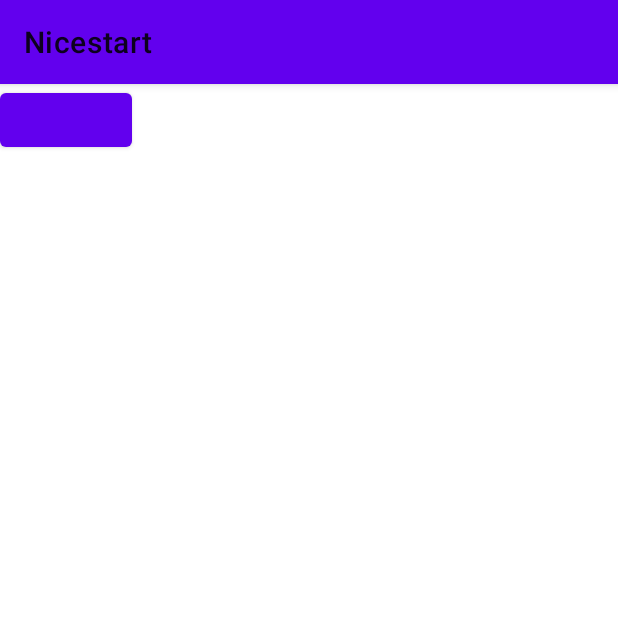
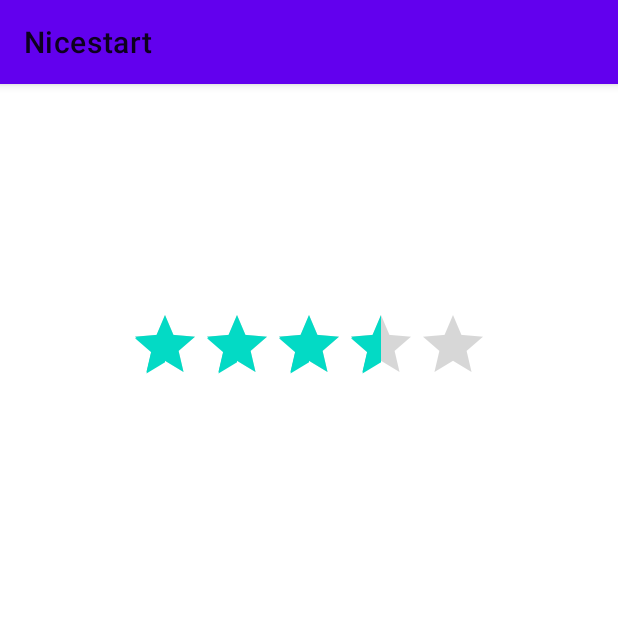
Before and after one commit to rodrione10/Nicestart, an Android app: the screen it shows after launch (MainActivity), after a tap on "LOGIN", on a phone screen of 412 x 824 dp, the top half of it. Run offline under Robolectric (Android 15) with nearby library versions, the phone set to English and light mode, and no system bars.

Commit message:
Splash terminado

```diff
--- a/app/src/main/java/com/example/nicestart/Login.java
+++ b/app/src/main/java/com/example/nicestart/Login.java
@@ -9,6 +9,7 @@ import android.view.View;
 import android.widget.ImageView;
 
 import com.bumptech.glide.Glide;
+import com.bumptech.glide.load.engine.DiskCacheStrategy;
 import com.bumptech.glide.load.resource.drawable.DrawableTransitionOptions;
 
 public class Login extends AppCompatActivity {
@@ -25,6 +26,13 @@ public class Login extends AppCompatActivity {
                 .centerCrop()
                 .placeholder(new ColorDrawable(this.getResources().getColor(R.color.teal_700)))
                 .into(mGirl);
+
+        ImageView mRayo = findViewById(R.id.logo);
+        Glide.with(this)
+                .load(R.drawable.iconrayo)
+                .diskCacheStrategy(DiskCacheStrategy.ALL)
+                .into(mRayo);
+
     }
     public void openMain(View v){
         Intent intent = new Intent(Login.this, MainActivity.class);
--- a/app/src/main/java/com/example/nicestart/MainActivity.java
+++ b/app/src/main/java/com/example/nicestart/MainActivity.java
@@ -3,12 +3,55 @@ package com.example.nicestart;
 import androidx.appcompat.app.AppCompatActivity;
 
 import android.os.Bundle;
+import android.view.animation.AlphaAnimation;
+import android.view.animation.Animation;
+import android.widget.RatingBar;
+import android.widget.TextView;
+import android.widget.Toast;
 
 public class MainActivity extends AppCompatActivity {
 
+    private RatingBar ratingBar;
     @Override
     protected void onCreate(Bundle savedInstanceState) {
         super.onCreate(savedInstanceState);
         setContentView(R.layout.activity_main);
+
+        final TextView welcomeText = findViewById(R.id.welcomeText);
+
+        // Definir una animación de desvanecimiento
+        Animation fadeIn = new AlphaAnimation(0, 1);
+        fadeIn.setDuration(3000); // Duración de la animación en milisegundos
+
+        // Agregar un listener para iniciar otra actividad o realizar más acciones al finalizar la animación
+        fadeIn.setAnimationListener(new Animation.AnimationListener() {
+            @Override
+            public void onAnimationStart(Animation animation) {
+                // Acciones al iniciar la animación
+            }
+
+            @Override
+            public void onAnimationEnd(Animation animation) {
+                // Acciones al finalizar la animación (puedes iniciar otra actividad aquí, por ejemplo)
+            }
+
+            @Override
+            public void onAnimationRepeat(Animation animation) {
+                // Acciones al repetir la animación
+            }
+        });
+
+        // Aplicar la animación al TextView
+        welcomeText.startAnimation(fadeIn);
+
+        ratingBar=(RatingBar)findViewById(R.id.estrellas);
+
+        ratingBar.setOnRatingBarChangeListener(new RatingBar.OnRatingBarChangeListener() {
+            @Override
+            public void onRatingChanged(RatingBar ratingBar, float rating, boolean fromUser) {
+                Toast.makeText(MainActivity.this, "Has calificado con "+rating,Toast.LENGTH_LONG).show();
+            }
+        });
     }
+
 }
--- a/app/src/main/java/com/example/nicestart/Splash.java
+++ b/app/src/main/java/com/example/nicestart/Splash.java
@@ -31,9 +31,14 @@ public class Splash extends AppCompatActivity {
                 .placeholder(new ColorDrawable(this.getResources().getColor(R.color.teal_700)))
                 .into(mSplash);
         ImageView logo;
-        logo= findViewById(R.id.rayo);
+        logo= findViewById(R.id.logo);
         Animation rotate = AnimationUtils.loadAnimation(this,R.anim.blink);
         logo.startAnimation(rotate);
+        ImageView mRayo = findViewById(R.id.logo);
+        Glide.with(this)
+                .load(R.drawable.iconrayo)
+                .diskCacheStrategy(DiskCacheStrategy.ALL)
+                .into(mRayo);
     }
     private void openApp(){
         Handler handler=new Handler();
--- a/app/src/main/res/layout/activity_login.xml
+++ b/app/src/main/res/layout/activity_login.xml
@@ -26,7 +26,6 @@
         android:layout_width="80dp"
         android:layout_height="80dp"
         android:layout_marginTop="48dp"
-        android:src="@drawable/iconrayo"
         app:layout_constraintEnd_toEndOf="parent"
         app:layout_constraintStart_toStartOf="parent"
         app:layout_constraintTop_toTopOf="parent"/>
--- a/app/src/main/res/layout/activity_main.xml
+++ b/app/src/main/res/layout/activity_main.xml
@@ -5,9 +5,26 @@
     android:layout_width="match_parent"
     android:layout_height="match_parent"
     tools:context=".MainActivity">
-    <Button
+    <TextView
+        android:id="@+id/welcomeText"
         android:layout_width="wrap_content"
         android:layout_height="wrap_content"
+        android:text="¡Califica mi app!"
+        android:textSize="18sp"
+        android:textStyle="bold"
+        app:layout_constraintStart_toStartOf="parent"
         app:layout_constraintTop_toTopOf="parent"
-        app:layout_constraintStart_toStartOf="parent"></Button>
+        app:layout_constraintEnd_toEndOf="parent"
+        android:layout_marginTop="80dp"/>
+    <RatingBar
+        android:id="@+id/estrellas"
+        android:layout_width="wrap_content"
+        android:layout_height="wrap_content"
+        android:rating="3.5"
+        android:stepSize="0.5"
+        app:layout_constraintEnd_toEndOf="parent"
+        app:layout_constraintStart_toStartOf="parent"
+        app:layout_constraintTop_toTopOf="parent"
+        android:layout_marginTop="150dp"/>
+
 </androidx.constraintlayout.widget.ConstraintLayout>
--- a/app/src/main/res/layout/activity_register.xml
+++ b/app/src/main/res/layout/activity_register.xml
@@ -8,10 +8,10 @@
     android:background="@drawable/gradient">
 
     <ImageView
+        android:id="@+id/hombre"
         android:layout_width="match_parent"
         android:layout_height="match_parent"
         android:scaleType="centerCrop"
-        android:src="@drawable/hipman"
         app:layout_constraintStart_toStartOf="parent"
         app:layout_constraintTop_toTopOf="parent" />
 
@@ -20,7 +20,6 @@
         android:layout_width="80dp"
         android:layout_height="80dp"
         android:layout_marginTop="48dp"
-        android:src="@drawable/iconrayo"
         app:layout_constraintEnd_toEndOf="parent"
         app:layout_constraintStart_toStartOf="parent"
         app:layout_constraintTop_toTopOf="parent"/>
--- a/app/src/main/res/layout/activity_splash.xml
+++ b/app/src/main/res/layout/activity_splash.xml
@@ -15,10 +15,9 @@
         app:layout_constraintTop_toTopOf="parent"></ImageView>
 
     <ImageView
-        android:id="@+id/rayo"
+        android:id="@+id/logo"
         android:layout_width="80dp"
         android:layout_height="80dp"
-        android:src="@drawable/iconrayo"
         android:layout_marginTop="120dp"
         app:layout_constraintEnd_toEndOf="parent"
         app:layout_constraintStart_toStartOf="parent"
```
Also changed, not shown: app/src/main/java/com/example/nicestart/Register.java (+19 -0 lines).
